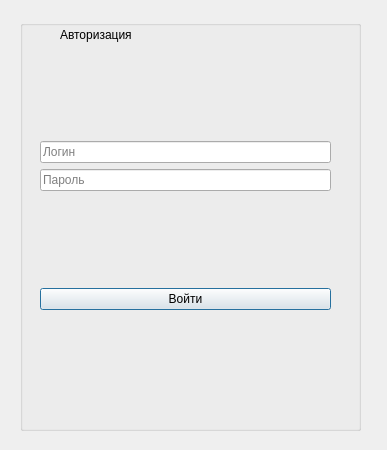
Above: client/Forms/Auth/auth.ui from sofinvalery/LMS before the change. Below: the same form after it.
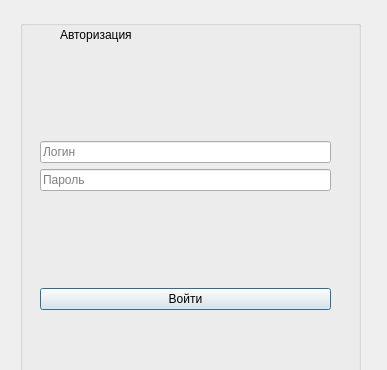
That is the form after the change.

What changed in the file:
```diff
--- a/client/Forms/Auth/auth.ui
+++ b/client/Forms/Auth/auth.ui
@@ -10,7 +10,7 @@
     <x>0</x>
     <y>0</y>
     <width>387</width>
-    <height>450</height>
+    <height>370</height>
    </rect>
   </property>
   <property name="windowTitle">
@@ -100,7 +100,7 @@
    <property name="geometry">
     <rect>
      <x>20</x>
-     <y>380</y>
+     <y>245</y>
      <width>341</width>
      <height>20</height>
     </rect>
@@ -116,6 +116,9 @@
    <property name="text">
     <string/>
    </property>
+   <property name="alignment">
+    <set>Qt::AlignCenter</set>
+   </property>
   </widget>
   <widget class="QWidget" name="layoutWidget">
    <property name="geometry">
```
